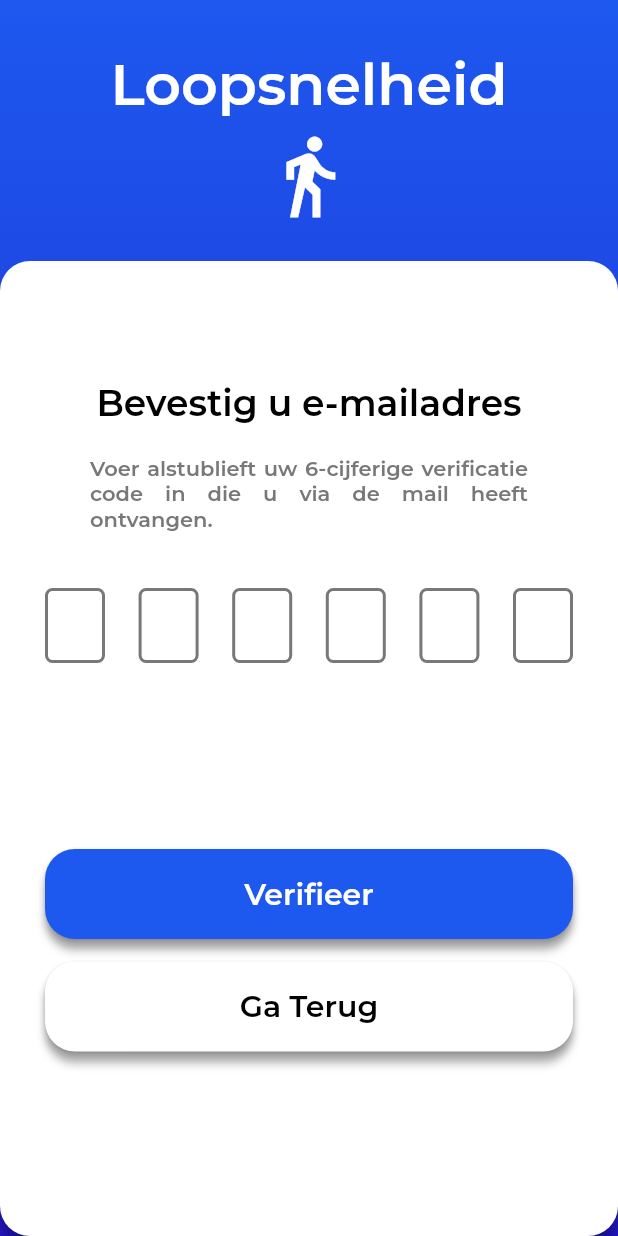
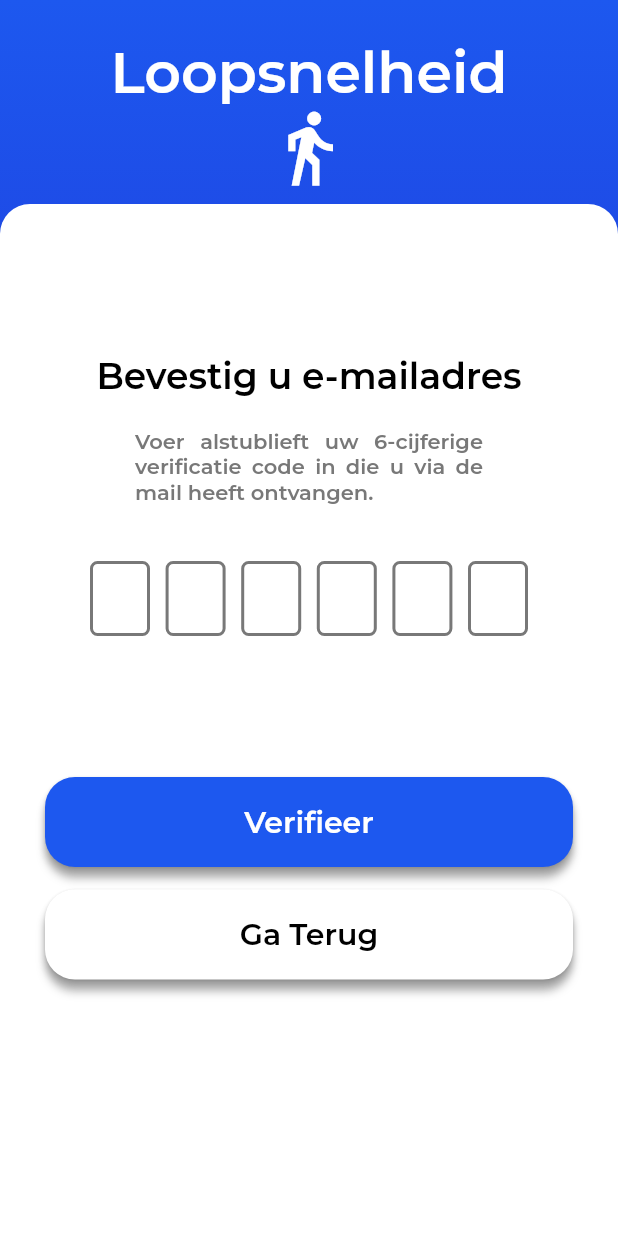
Before and after one commit to DwarfNinja/loopsnelheid-app, a Flutter app: the RegisterVerification widget shown alone on an empty page, opened directly, on a phone screen of 412 x 824 dp. Run offline on Flutter 3.47's test engine with Material 2 defaults, Android fonts, the phone set to English and light mode, and no system bars; drawn by our look-alikes of pin_code_fields; our stand-ins replace device_info_plus, fl_chart, flutter_dotenv, flutter_switch, geolocator, google_fonts and 2 more; missing offline and left inert: flutter_background_service, flutter_background_service_android, pdfx; accounts and stored records are empty; network calls fail.

Commit message:
Feat: rebase verification page to use register template

```diff
--- a/lib/views/register/register_verification.dart
+++ b/lib/views/register/register_verification.dart
@@ -1,6 +1,7 @@
 import 'dart:async';
 
 import 'package:flutter/material.dart';
+import 'package:loopsnelheidapp/widgets/register/register_base.dart';
 
 import 'package:pin_code_fields/pin_code_fields.dart';
 
@@ -19,17 +20,19 @@ class RegisterVerification extends StatefulWidget {
       : super(key: key);
 
   @override
-  _RegisterVerificationState createState() =>
-      _RegisterVerificationState();
+  RegisterVerificationState createState() =>
+      RegisterVerificationState();
 }
 
-class _RegisterVerificationState extends State<RegisterVerification> {
+class RegisterVerificationState extends State<RegisterVerification> {
+  final formKey = GlobalKey<FormState>();
+
   TextEditingController textEditingController = TextEditingController();
   StreamController<ErrorAnimationType>? errorController;
 
   bool hasError = false;
   String currentText = "";
-  final formKey = GlobalKey<FormState>();
+  bool submitted = false;
 
   @override
   void initState() {
@@ -72,40 +75,23 @@ class _RegisterVerificationState extends State<RegisterVerification> {
       });
     }
 
-    return Scaffold(
-      backgroundColor: app_theme.blue,
-      body: Container(
-        decoration: const BoxDecoration(
-          gradient: app_theme.mainLinearGradient,
+    return RegisterBase(
+      formKey: formKey,
+      submitted: submitted,
+      firstButton: FormButton(
+          text: "Verifieer",
+          color: app_theme.blue,
+          onPressed: () {
+            activateAccount();
+          }
       ),
-        child: Column(
-          mainAxisAlignment: MainAxisAlignment.spaceBetween,
+      secondButton: FormButton(
+          text: "Ga Terug",
+          color: app_theme.white,
+          onPressed: () => Navigator.pop(context)
+      ),
       children: [
-            const SizedBox(height: 25),
-            Text(
-              "Loopsnelheid",
-              style:
-              app_theme.textTheme.headline3!.copyWith(color: Colors.white),
-            ),
-            const Icon(
-              Icons.directions_walk,
-              color: Colors.white,
-              size: 60,
-            ),
-            const SizedBox(height: 10),
-            Container(
-              width: double.infinity,
-              height: 650,
-              decoration: const BoxDecoration(
-                color: Colors.white,
-                borderRadius: BorderRadius.all(
-                  Radius.circular(20.0),
-                ),
-                boxShadow: [
-                  app_theme.bottomBoxShadow,
-                ],
-              ),
-              child: Column(
+        Column(
           children: [
             const SizedBox(height: 80),
             Text(
@@ -127,9 +113,7 @@ class _RegisterVerificationState extends State<RegisterVerification> {
             const SizedBox(
               height: 30,
             ),
-                  Form(
-                    key: formKey,
-                    child: Padding(
+            Padding(
                 padding: const EdgeInsets.symmetric(
                     vertical: 8.0, horizontal: 30),
                 child: PinCodeTextField(
@@ -179,7 +163,6 @@ class _RegisterVerificationState extends State<RegisterVerification> {
                     return true;
                   },
                 )),
-                  ),
             const SizedBox(height: 10),
             hasError ? Container(
               width: 150,
@@ -199,33 +182,9 @@ class _RegisterVerificationState extends State<RegisterVerification> {
                 ),
               ),
             ) : const SizedBox(width: 150, height: 30),
-                  const SizedBox(height: 60),
-                  Padding(
-                    padding: const EdgeInsets.symmetric(horizontal: 30),
-                    child: Column(
-                      children: [
-                        FormButton(
-                          text: "Verifieer",
-                          color: app_theme.blue,
-                          onPressed: () {
-                            activateAccount();
-                          }
-                        ),
-                        const SizedBox(height: 15),
-                        FormButton(
-                            text: "Ga Terug",
-                            color: app_theme.white,
-                            onPressed: () => Navigator.pop(context)
+          ],
         ),
       ],
-                    ),
-                  ),
-                ],
-              ),
-            ),
-          ],
-        ),
-      ),
     );
   }
 }
```
Lines whose indentation alone changed are shown as unchanged.
